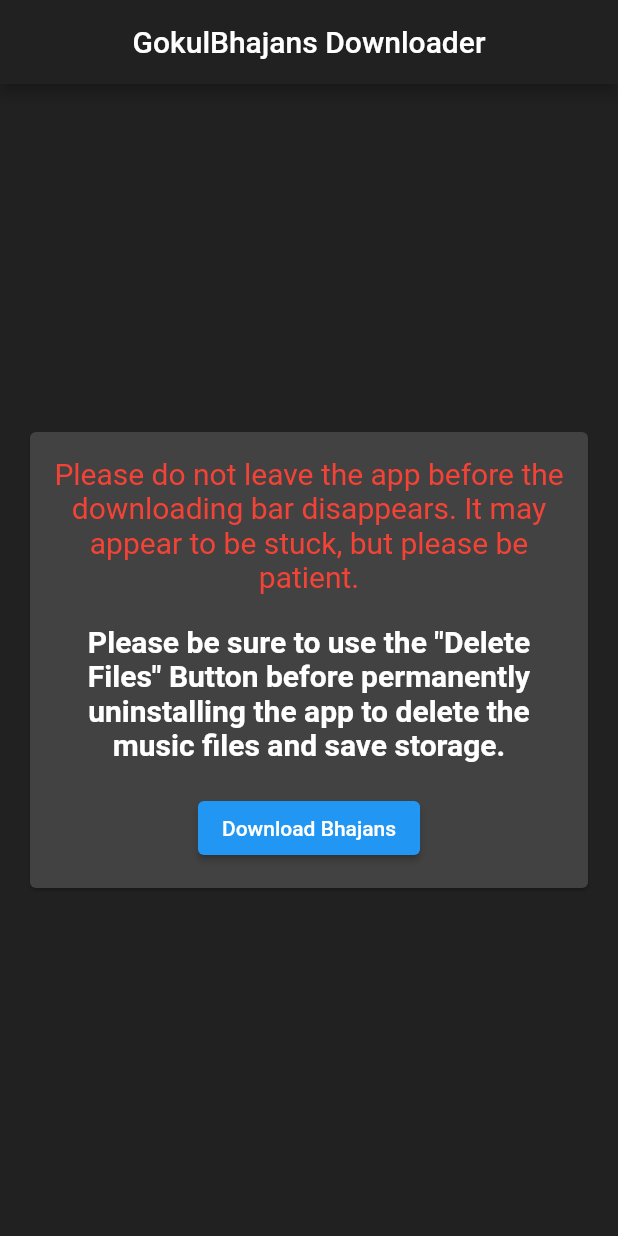
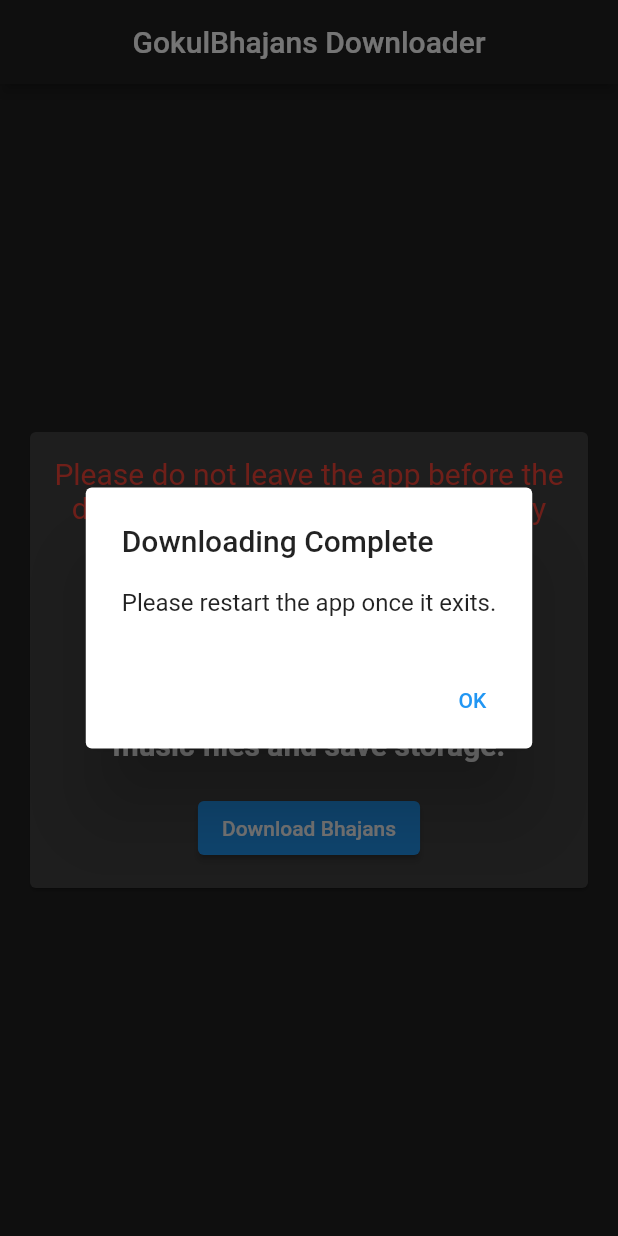
Before and after one commit to kishanrajeev/Gokul_Bhajans, a Flutter app: the screen it shows after launch, after a tap on "Download Bhajans", on a phone screen of 412 x 824 dp. Run offline on Flutter 3.47's test engine with Material 2 defaults, Android fonts, the phone set to English and light mode, and no system bars; our stand-ins replace assets_audio_player, get, hive_flutter, marquee, permission_handler, share_plus and 1 more; missing offline and left inert: external_path, flutter_file_downloader, media_scanner_scan_file; accounts and stored records are empty.

```diff
--- a/lib/view/home_screen/initial_download.dart
+++ b/lib/view/home_screen/initial_download.dart
@@ -72,31 +72,12 @@ class _SingleDownloadScreenState extends State<InDownloadPage> {
 
     // Delete the original zip file
     await File(filePath).delete();
-
     print('Extracted files to $dirPath/GokulBhajans');
 
     setState(() {
       _status = "";
       _progress = null;
     });
-
-    await showDialog(
-      context: context,
-      builder: (BuildContext context) {
-        return AlertDialog(
-          title: const Text("Downloading Complete"),
-          content: const Text("Please restart the app once it exits."),
-          actions: [
-            TextButton(
-              onPressed: () {
-                exit(0);
-              },
-              child: const Text("OK"),
-            ),
-          ],
-        );
-      },
-    );
   }
 
 
@@ -157,7 +138,7 @@ class _SingleDownloadScreenState extends State<InDownloadPage> {
                               await filePath.delete();
                             }
 
-                            FileDownloader.downloadFile(
+                            await FileDownloader.downloadFile(
                               url: url,
                               name: 'GokulBhajans.zip',
                               onProgress: (name, progress) {
@@ -167,10 +148,33 @@ class _SingleDownloadScreenState extends State<InDownloadPage> {
                               },
                               onDownloadCompleted: (value) async {
                                 print('path $value');
+                                print("ITS DONE BRO");
                                 await extractZip(value);
+                                await extractZip(value);
+
                               },
                             );
                           }
+
+                          // Show the dialog after all extractions have been completed
+                          await showDialog(
+                            context: context,
+                            builder: (BuildContext context) {
+                              return AlertDialog(
+                                title: const Text("Downloading Complete"),
+                                content:
+                                const Text("Please restart the app once it exits."),
+                                actions: [
+                                  TextButton(
+                                    onPressed: () {
+                                      exit(0);
+                                    },
+                                    child: const Text("OK"),
+                                  ),
+                                ],
+                              );
+                            },
+                          );
                         },
                         child: const Text('Download Bhajans'),
                       ),
@@ -184,4 +188,5 @@ class _SingleDownloadScreenState extends State<InDownloadPage> {
       ),
     );
   }
+
 }
```
